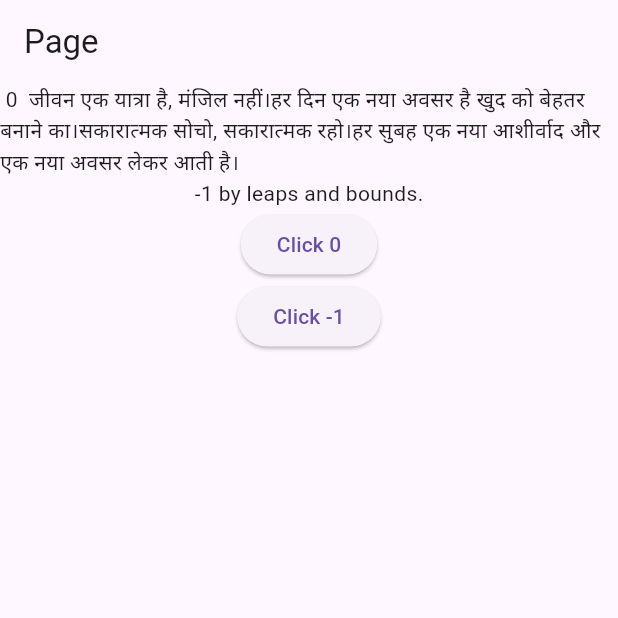
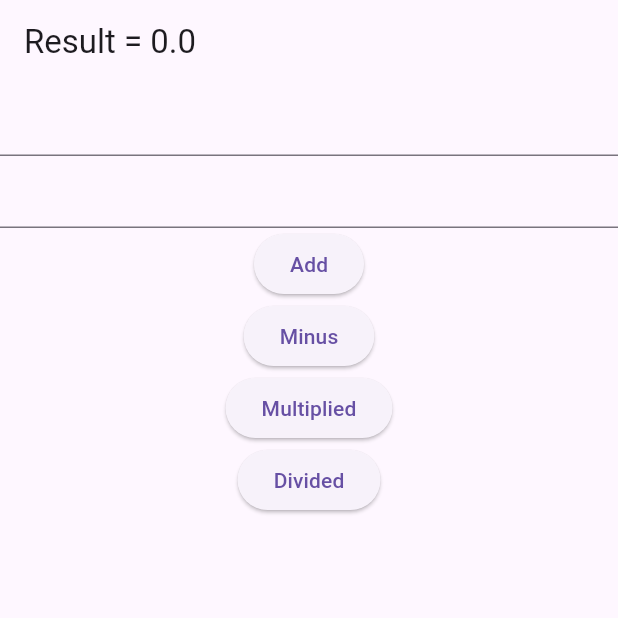
Before and after one commit to amitsingh1130/firstapp, a Flutter app: the screen it shows after launch, on a phone screen of 412 x 824 dp, the top half of it. Run offline on Flutter 3.47's test engine with Material 3 defaults, Android fonts, the light colour scheme and no system bars.

Commit message:
make text file

```diff
--- a/lib/main.dart
+++ b/lib/main.dart
@@ -1,62 +1,8 @@
 import 'package:flutter/material.dart';
+// import
+
+import 'myapp.dart';
 
 void main() {
-  runApp(MyApp());
+  runApp(Adder());
 }
-
-class MyApp extends StatefulWidget {
-  int n = 0;
-  int i = (-1);
-  MyApp({super.key});
-
-  @override
-  State<MyApp> createState() => _MyAppState();
-}
-
-class _MyAppState extends State<MyApp> {
-  @override
-  Widget build(BuildContext context) {
-    return MaterialApp(
-      debugShowCheckedModeBanner: false,
-      debugShowMaterialGrid: true,
-      home: Scaffold(
-        appBar: AppBar(title: Text('Page')),
-        body: Column(
-          children: [
-            Center(
-              child: Text(
-                ' ${widget.n}  जीवन एक यात्रा है, मंजिल नहीं।'
-                'हर दिन एक नया अवसर है खुद को बेहतर बनाने का।'
-                'सकारात्मक सोचो, सकारात्मक रहो।'
-                'हर सुबह एक नया आशीर्वाद और एक नया अवसर लेकर आती है।',
-              ),
-            ),
-            Center(
-
-            child: Text(
-              '${widget.i} by leaps and bounds.'
-            )
-            ),
-            ElevatedButton(
-              onPressed: () {
-                print(widget.n);
-                widget.n++;
-                setState(() {});
-              },
-              child: Text("Click ${widget.n}"),
-            ),
-
-            ElevatedButton(
-              onPressed: () {
-                print(widget.i);
-                widget.i--;
-                setState(() {});
-              },
-              child: Text("Click ${widget.i}"),
-            ),
-          ],
-        ),
-      ),
-    );
-  }
-}
--- /dev/null
+++ b/lib/myapp.dart
@@ -0,0 +1,71 @@
+import 'package:flutter/material.dart';
+
+class Adder extends StatefulWidget {
+  double a = 0, b = 1;
+  double result = 0;
+  Adder({super.key});
+
+  @override
+  State<Adder> createState() => _AdderState();
+}
+
+class _AdderState extends State<Adder> {
+  @override
+  Widget build(BuildContext context) {
+    return MaterialApp(
+      debugShowCheckedModeBanner: false,
+      debugShowMaterialGrid: true,
+      home: Scaffold(
+        appBar: AppBar(title: Text('Result = ${widget.result} ')),
+        body: Column(
+          children: [
+            TextField(
+              onChanged: (text) {
+                // n = text;
+                widget.a = double.parse(text);
+                setState(() {});
+                print('Add');
+              },
+            ),
+            TextField(
+              onChanged: (text2) {
+                widget.b = double.parse(text2);
+                setState(() {});
+                print('Second text field: $text2 (${text2.characters.length}');
+              },
+            ),
+
+            ElevatedButton(
+              onPressed: () {
+                widget.result = widget.a + widget.b;
+                setState(() {});
+              },
+              child: Text("Add"),
+            ),
+            ElevatedButton(
+              onPressed: () {
+                widget.result = widget.a - widget.b;
+                setState(() {});
+              },
+              child: Text("Minus"),
+            ),
+            ElevatedButton(
+              onPressed: () {
+                widget.result = widget.a * widget.b;
+                setState(() {});
+              },
+              child: Text("Multiplied"),
+            ),
+            ElevatedButton(
+              onPressed: () {
+                widget.result = widget.a / widget.b;
+                setState(() {});
+              },
+              child: Text("Divided"),
+            ),
+          ],
+        ),
+      ),
+    );
+  }
+}
--- /dev/null
+++ b/lib/output.dart
@@ -0,0 +1,4 @@
+class Output
+{
+  static int x=0;
+}
```
Also changed, not shown: lib/onlytesting.dart (added, +23 -0 lines), 7 other files.
